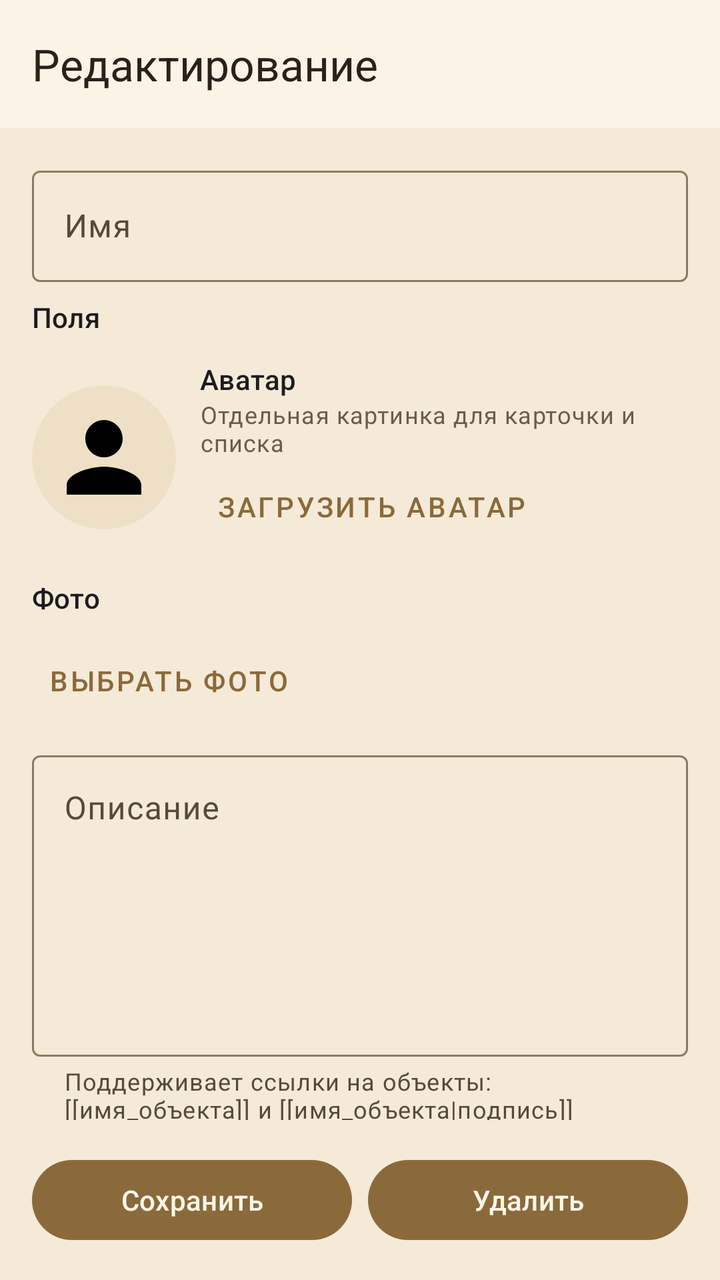
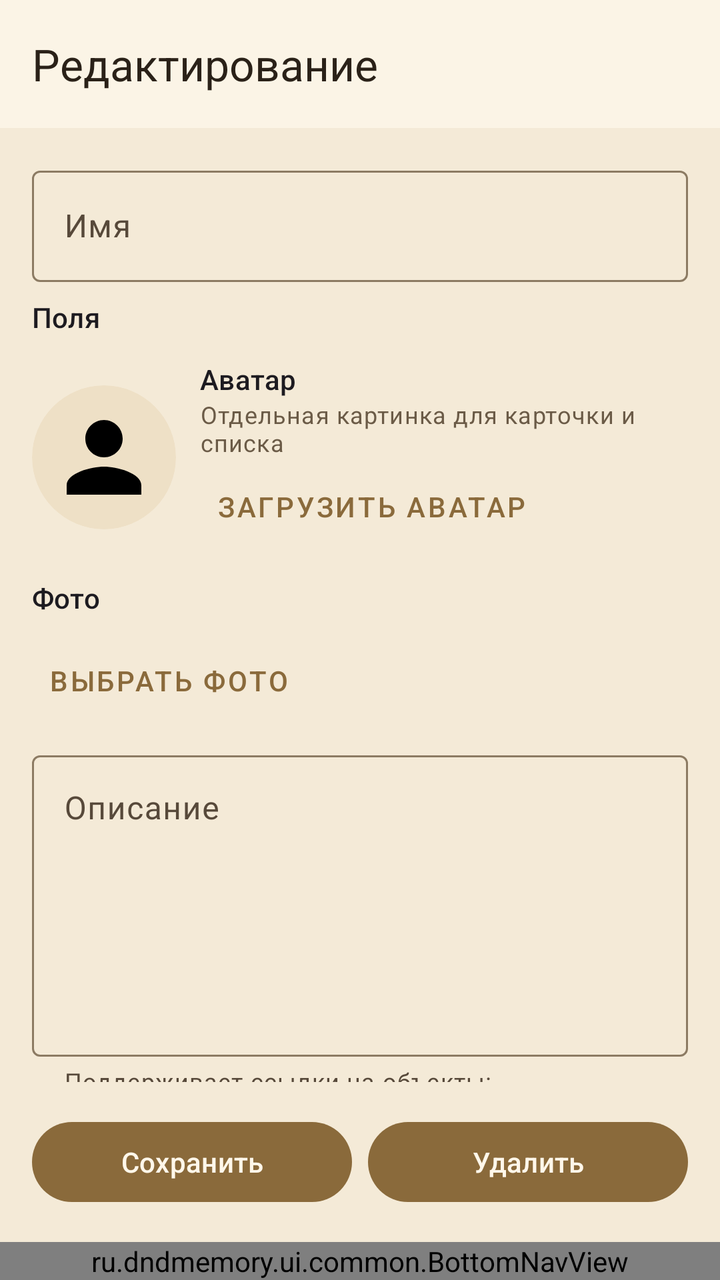

The first picture is an Android layout as it rendered before a commit; the second is the same layout after the commit. The layout source and the unified diff follow.
<!-- AndroidManifest.xml: application theme Theme.DnDMemory -->
<!-- res/layout/activity_entity_edit.xml -->
<?xml version="1.0" encoding="utf-8"?>
<LinearLayout xmlns:android="http://schemas.android.com/apk/res/android"
    xmlns:app="http://schemas.android.com/apk/res-auto"
    android:layout_width="match_parent"
    android:layout_height="match_parent"
    android:orientation="vertical">

    <com.google.android.material.appbar.MaterialToolbar
        style="@style/Widget.DnDMemory.Toolbar"
        android:id="@+id/entity_edit_toolbar"
        android:layout_width="match_parent"
        android:layout_height="?attr/actionBarSize"
        app:title="@string/entity_edit_title_edit" />

    <androidx.core.widget.NestedScrollView
        android:layout_width="match_parent"
        android:layout_height="0dp"
        android:layout_weight="1">

        <LinearLayout
            android:layout_width="match_parent"
            android:layout_height="wrap_content"
            android:orientation="vertical"
            android:padding="16dp">

            <com.google.android.material.textfield.TextInputLayout
                android:id="@+id/entity_edit_name_group"
                android:layout_width="match_parent"
                android:layout_height="wrap_content"
                android:hint="@string/entity_edit_name">

                <com.google.android.material.textfield.TextInputEditText
                    android:id="@+id/entity_edit_name_input"
                    android:layout_width="match_parent"
                    android:layout_height="wrap_content"
                    android:inputType="textCapSentences"
                    android:maxLines="1" />
            </com.google.android.material.textfield.TextInputLayout>

            <TextView
                android:id="@+id/entity_edit_fields_title"
                android:layout_width="match_parent"
                android:layout_height="wrap_content"
                android:layout_marginTop="8dp"
                android:text="@string/entity_detail_fields"
                android:textAppearance="?attr/textAppearanceTitleSmall" />

            
            <com.google.android.material.textfield.TextInputLayout
                android:id="@+id/entity_edit_race_group"
                android:layout_width="match_parent"
                android:layout_height="wrap_content"
                android:hint="@string/attr_race"
                android:visibility="gone">

                <com.google.android.material.textfield.MaterialAutoCompleteTextView
                    android:id="@+id/entity_edit_race_input"
                    style="@style/Widget.Material3.AutoCompleteTextView.OutlinedBox"
                    android:layout_width="match_parent"
                    android:layout_height="wrap_content"
                    android:completionThreshold="1"
                    android:inputType="textCapSentences"
                    android:maxLines="1" />
            </com.google.android.material.textfield.TextInputLayout>

            
            <com.google.android.material.textfield.TextInputLayout
                android:id="@+id/entity_edit_gender_group"
                style="@style/Widget.Material3.TextInputLayout.OutlinedBox.ExposedDropdownMenu"
                android:layout_width="match_parent"
                android:layout_height="wrap_content"
                android:hint="@string/attr_gender"
                android:visibility="gone">

                <com.google.android.material.textfield.MaterialAutoCompleteTextView
                    android:id="@+id/entity_edit_gender"
                    android:layout_width="match_parent"
                    android:layout_height="wrap_content"
                    android:inputType="none" />
            </com.google.android.material.textfield.TextInputLayout>

            
            <com.google.android.material.textfield.TextInputLayout
                android:id="@+id/entity_edit_klass_group"
                android:layout_width="match_parent"
                android:layout_height="wrap_content"
                android:hint="@string/attr_klass"
                android:visibility="gone">

                <com.google.android.material.textfield.MaterialAutoCompleteTextView
                    android:id="@+id/entity_edit_klass_input"
                    style="@style/Widget.Material3.AutoCompleteTextView.OutlinedBox"
                    android:layout_width="match_parent"
                    android:layout_height="wrap_content"
                    android:completionThreshold="1"
                    android:inputType="textCapSentences"
                    android:maxLines="1" />
            </com.google.android.material.textfield.TextInputLayout>

            <com.google.android.material.textfield.TextInputLayout
                android:id="@+id/entity_edit_player_group"
                style="@style/Widget.Material3.TextInputLayout.OutlinedBox.ExposedDropdownMenu"
                android:layout_width="match_parent"
                android:layout_height="wrap_content"
                android:hint="@string/attr_player_name"
                android:visibility="gone"
                app:endIconMode="dropdown_menu">

                <com.google.android.material.textfield.MaterialAutoCompleteTextView
                    android:id="@+id/entity_edit_player"
                    android:layout_width="match_parent"
                    android:layout_height="wrap_content"
                    android:inputType="none" />
            </com.google.android.material.textfield.TextInputLayout>

            
            <com.google.android.material.textfield.TextInputLayout
                android:id="@+id/entity_edit_location_type_group"
                android:layout_width="match_parent"
                android:layout_height="wrap_content"
                android:hint="Тип локации"
                android:visibility="gone">

                <com.google.android.material.textfield.MaterialAutoCompleteTextView
                    android:id="@+id/entity_edit_location_type"
                    style="@style/Widget.Material3.AutoCompleteTextView.OutlinedBox"
                    android:layout_width="match_parent"
                    android:layout_height="wrap_content"
                    android:completionThreshold="1"
                    android:inputType="textCapSentences"
                    android:maxLines="1" />
            </com.google.android.material.textfield.TextInputLayout>

            <com.google.android.material.textfield.TextInputLayout
                android:id="@+id/entity_edit_item_type_group"
                android:layout_width="match_parent"
                android:layout_height="wrap_content"
                android:hint="Тип предмета"
                android:visibility="gone">

                <com.google.android.material.textfield.MaterialAutoCompleteTextView
                    android:id="@+id/entity_edit_item_type"
                    style="@style/Widget.Material3.AutoCompleteTextView.OutlinedBox"
                    android:layout_width="match_parent"
                    android:layout_height="wrap_content"
                    android:completionThreshold="1"
                    android:inputType="textCapSentences"
                    android:maxLines="1" />
            </com.google.android.material.textfield.TextInputLayout>

            <com.google.android.material.textfield.TextInputLayout
                android:id="@+id/entity_edit_short_group"
                android:layout_width="match_parent"
                android:layout_height="wrap_content"
                android:hint="@string/attr_short_description"
                android:visibility="gone">

                <com.google.android.material.textfield.TextInputEditText
                    android:id="@+id/entity_edit_short_input"
                    android:layout_width="match_parent"
                    android:layout_height="wrap_content"
                    android:inputType="textCapSentences"
                    android:maxLines="2" />
            </com.google.android.material.textfield.TextInputLayout>

            
            <com.google.android.material.textfield.TextInputLayout
                android:id="@+id/entity_edit_owner_link_group"
                android:layout_width="match_parent"
                android:layout_height="wrap_content"
                android:hint="@string/entity_owner_link_hint"
                android:visibility="gone"
                app:helperText="@string/entity_owner_link_helper">

                <com.google.android.material.textfield.MaterialAutoCompleteTextView
                    android:id="@+id/entity_edit_owner_link"
                    style="@style/Widget.Material3.AutoCompleteTextView.OutlinedBox"
                    android:layout_width="match_parent"
                    android:layout_height="wrap_content"
                    android:inputType="textCapSentences"
                    android:maxLines="1" />
            </com.google.android.material.textfield.TextInputLayout>

            
            <LinearLayout
                android:id="@+id/entity_edit_items_group"
                android:layout_width="match_parent"
                android:layout_height="wrap_content"
                android:orientation="vertical"
                android:visibility="gone">

                <TextView
                    android:layout_width="match_parent"
                    android:layout_height="wrap_content"
                    android:layout_marginTop="8dp"
                    android:text="@string/attr_items"
                    android:textAppearance="?attr/textAppearanceTitleSmall" />

                <LinearLayout
                    android:id="@+id/entity_edit_items"
                    android:layout_width="match_parent"
                    android:layout_height="wrap_content"
                    android:orientation="vertical" />

                <com.google.android.material.button.MaterialButton
                    android:id="@+id/entity_edit_add_item"
                    style="?attr/materialButtonOutlinedStyle"
                    android:layout_width="wrap_content"
                    android:layout_height="wrap_content"
                    android:text="@string/entity_item_add" />
            </LinearLayout>

                
                <LinearLayout
                    android:layout_width="match_parent"
                    android:layout_height="wrap_content"
                    android:layout_marginTop="12dp"
                    android:gravity="center_vertical"
                    android:orientation="horizontal">

                    <ImageView
                        android:id="@+id/entity_edit_avatar"
                        android:layout_width="72dp"
                        android:layout_height="72dp"
                        android:background="@drawable/bg_avatar"
                        android:clipToOutline="true"
                        android:contentDescription="@string/entity_avatar"
                        android:padding="8dp"
                        android:scaleType="centerCrop"
                        android:src="@drawable/ic_hero" />

                    <LinearLayout
                        android:layout_width="0dp"
                        android:layout_height="wrap_content"
                        android:layout_marginStart="12dp"
                        android:layout_weight="1"
                        android:orientation="vertical">

                        <TextView
                            android:layout_width="match_parent"
                            android:layout_height="wrap_content"
                            android:text="@string/entity_avatar"
                            android:textAppearance="?attr/textAppearanceLabelLarge" />

                        <TextView
                            android:layout_width="match_parent"
                            android:layout_height="wrap_content"
                            android:text="@string/entity_avatar_hint"
                            android:textAppearance="?attr/textAppearanceBodySmall"
                            android:textColor="@color/text_muted" />

                        <LinearLayout
                            android:layout_width="match_parent"
                            android:layout_height="wrap_content"
                            android:orientation="horizontal">

                            <com.google.android.material.button.MaterialButton
                                android:id="@+id/entity_edit_avatar_pick"
                                style="@style/Widget.MaterialComponents.Button.TextButton"
                                android:layout_width="wrap_content"
                                android:layout_height="wrap_content"
                                android:text="@string/entity_avatar_pick" />

                            <com.google.android.material.button.MaterialButton
                                android:id="@+id/entity_edit_avatar_clear"
                                style="@style/Widget.MaterialComponents.Button.TextButton"
                                android:layout_width="wrap_content"
                                android:layout_height="wrap_content"
                                android:text="@string/entity_avatar_clear"
                                android:visibility="gone" />
                        </LinearLayout>
                    </LinearLayout>
                </LinearLayout>

                
                <LinearLayout
                    android:id="@+id/entity_edit_photo_group"
                    android:layout_width="match_parent"
                    android:layout_height="wrap_content"
                    android:layout_marginTop="12dp"
                    android:orientation="vertical">

                    <TextView
                        android:layout_width="match_parent"
                        android:layout_height="wrap_content"
                        android:text="@string/entity_photo"
                        android:textAppearance="?attr/textAppearanceLabelLarge" />

                    <LinearLayout
                        android:id="@+id/entity_edit_files"
                        android:layout_width="match_parent"
                        android:layout_height="wrap_content"
                        android:layout_marginTop="8dp"
                        android:orientation="vertical" />

                    <ImageView
                        android:id="@+id/entity_edit_photo"
                        android:layout_width="match_parent"
                        android:layout_height="180dp"
                        android:layout_marginTop="8dp"
                        android:background="@color/colorSurfaceVariant"
                        android:contentDescription="@string/entity_photo"
                        android:scaleType="centerCrop"
                        android:visibility="gone" />

                    <LinearLayout
                        android:layout_width="match_parent"
                        android:layout_height="wrap_content"
                        android:orientation="horizontal">

                        <com.google.android.material.button.MaterialButton
                            android:id="@+id/entity_edit_photo_pick"
                            style="@style/Widget.MaterialComponents.Button.TextButton"
                            android:layout_width="wrap_content"
                            android:layout_height="wrap_content"
                            android:text="@string/entity_photo_pick" />

                        <com.google.android.material.button.MaterialButton
                            android:id="@+id/entity_edit_photo_clear"
                            style="@style/Widget.MaterialComponents.Button.TextButton"
                            android:layout_width="wrap_content"
                            android:layout_height="wrap_content"
                            android:text="@string/entity_photo_clear"
                            android:visibility="gone" />
                    </LinearLayout>
                </LinearLayout>

                <com.google.android.material.textfield.TextInputLayout
                android:layout_width="match_parent"
                android:layout_height="wrap_content"
                android:layout_marginTop="8dp"
                android:hint="@string/entity_edit_description"
                app:helperText="@string/entity_edit_description_hint">

                <com.google.android.material.textfield.TextInputEditText
                    android:id="@+id/entity_edit_description_input"
                    android:layout_width="match_parent"
                    android:layout_height="wrap_content"
                    android:gravity="top"
                    android:inputType="textMultiLine"
                    android:minLines="6" />
            </com.google.android.material.textfield.TextInputLayout>
        </LinearLayout>
    </androidx.core.widget.NestedScrollView>

    <LinearLayout
        android:layout_width="match_parent"
        android:layout_height="wrap_content"
        android:orientation="horizontal"
        android:padding="16dp">

        <com.google.android.material.button.MaterialButton
            android:id="@+id/entity_edit_save"
            android:layout_width="0dp"
            android:layout_height="wrap_content"
            android:layout_weight="1"
            android:text="@string/action_save" />

        <com.google.android.material.button.MaterialButton
            android:id="@+id/entity_edit_delete"
            android:layout_width="0dp"
            android:layout_height="wrap_content"
            android:layout_weight="1"
            android:layout_marginStart="8dp"
            android:text="@string/action_delete" />
    </LinearLayout>

    <ProgressBar
        android:id="@+id/entity_edit_progress"
        android:layout_width="wrap_content"
        android:layout_height="wrap_content"
        android:layout_gravity="center_horizontal"
        android:visibility="gone" />
</LinearLayout>
<!-- resources referenced by this layout -->
<resources>
  <color name="colorSurfaceVariant">#EEE0C6</color>
  <color name="text_muted">#6B5B47</color>
  <!-- drawable bg_avatar (drawable) -->
  <shape xmlns:android="http://schemas.android.com/apk/res/android"
      android:shape="oval">
      <solid android:color="@color/colorSurfaceVariant" />
  </shape>
  <!-- drawable ic_hero (drawable) -->
  <?xml version="1.0" encoding="utf-8"?>
  <vector xmlns:android="http://schemas.android.com/apk/res/android"
      android:width="24dp"
      android:height="24dp"
      android:viewportWidth="24"
      android:viewportHeight="24">
      <path
          android:fillColor="#FF000000"
          android:pathData="M12,12c2.21,0 4,-1.79 4,-4s-1.79,-4 -4,-4 -4,1.79 -4,4 1.79,4 4,4zM12,14c-2.67,0 -8,1.34 -8,4v2h16v-2c0,-2.66 -5.33,-4 -8,-4z" />
  </vector>
  <string name="action_delete">Удалить</string>
  <string name="action_save">Сохранить</string>
  <string name="attr_gender">Пол</string>
  <string name="attr_items">Предметы</string>
  <string name="attr_klass">Класс персонажа</string>
  <string name="attr_player_name">Игрок</string>
  <string name="attr_race">Раса</string>
  <string name="attr_short_description">Краткое описание</string>
  <string name="entity_avatar">Аватар</string>
  <string name="entity_avatar_clear">Убрать</string>
  <string name="entity_avatar_hint">Отдельная картинка для карточки и списка</string>
  <string name="entity_avatar_pick">Загрузить аватар</string>
  <string name="entity_detail_fields">Поля</string>
  <string name="entity_edit_description">Описание</string>
  <string name="entity_edit_description_hint">Поддерживает ссылки на объекты: [[имя_объекта]] и [[имя_объекта|подпись]]</string>
  <string name="entity_edit_name">Имя</string>
  <string name="entity_edit_title_edit">Редактирование</string>
  <string name="entity_item_add">Добавить предмет</string>
  <string name="entity_owner_link_helper">Начните вводить имя героя или персонажа</string>
  <string name="entity_owner_link_hint">Владелец</string>
  <string name="entity_photo">Фото</string>
  <string name="entity_photo_clear">Убрать</string>
  <string name="entity_photo_pick">Выбрать фото</string>
  <style name="Widget.DnDMemory.Toolbar" parent="Widget.Material3.Toolbar">
          <item name="android:background">?attr/colorSurface</item>
          <item name="titleTextColor">?attr/colorOnSurface</item>
      </style>
  <color name="colorPrimary">#8A6A3B</color>
  <color name="colorPrimaryDark">#5E4525</color>
  <color name="colorOnPrimary">#FFF7EA</color>
  <color name="colorPrimaryContainer">#EBDCC2</color>
  <color name="colorOnPrimaryContainer">#3A2A14</color>
  <color name="colorSecondary">#B98B2E</color>
  <color name="colorOnSecondary">#FFF8EA</color>
  <color name="colorSurface">#FBF4E6</color>
  <color name="colorOnSurface">#2A2118</color>
  <color name="colorOnSurfaceVariant">#57493A</color>
  <color name="colorBackground">#F4EAD7</color>
  <color name="colorOnBackground">#2A2118</color>
  <color name="colorError">#A3231C</color>
  <color name="colorOnError">#FFFFFF</color>
  <color name="colorOutline">#8C7B63</color>
  <!-- unchanged entries left out for length: 1 -->
</resources>

<!-- the commit's change to res/layout/activity_entity_edit.xml (unified diff, before → after) -->
@@ -15,7 +15,9 @@
     <androidx.core.widget.NestedScrollView
         android:layout_width="match_parent"
         android:layout_height="0dp"
-        android:layout_weight="1">
+        android:layout_weight="1"
+        android:clipToPadding="false"
+        android:paddingBottom="12dp">
 
         <LinearLayout
             android:layout_width="match_parent"
@@ -371,4 +373,9 @@
         android:layout_height="wrap_content"
         android:layout_gravity="center_horizontal"
         android:visibility="gone" />
+
+    <ru.dndmemory.ui.common.BottomNavView
+        android:id="@+id/entity_edit_bottom"
+        android:layout_width="match_parent"
+        android:layout_height="wrap_content" />
 </LinearLayout>
